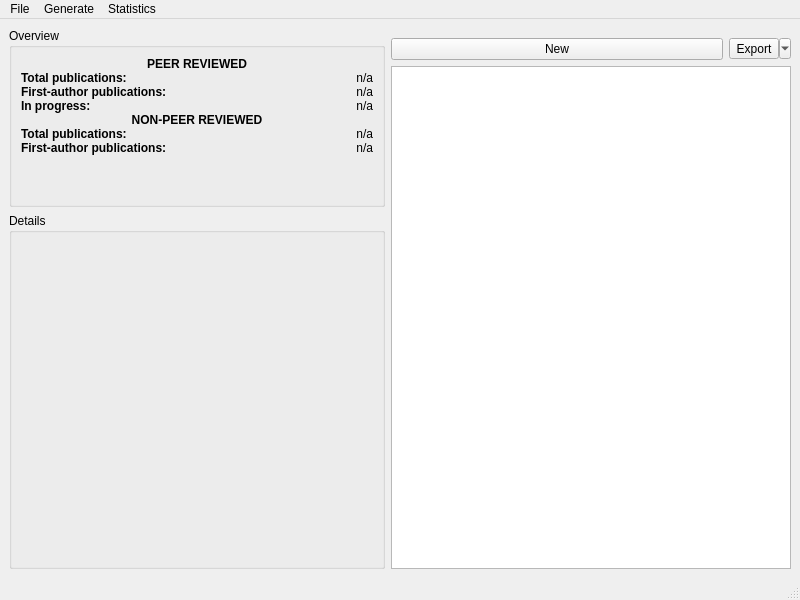
This is ui/MainWindow.ui in hoppe93/PublicationManager as Qt 5 draws it before an edit. The edited form follows.
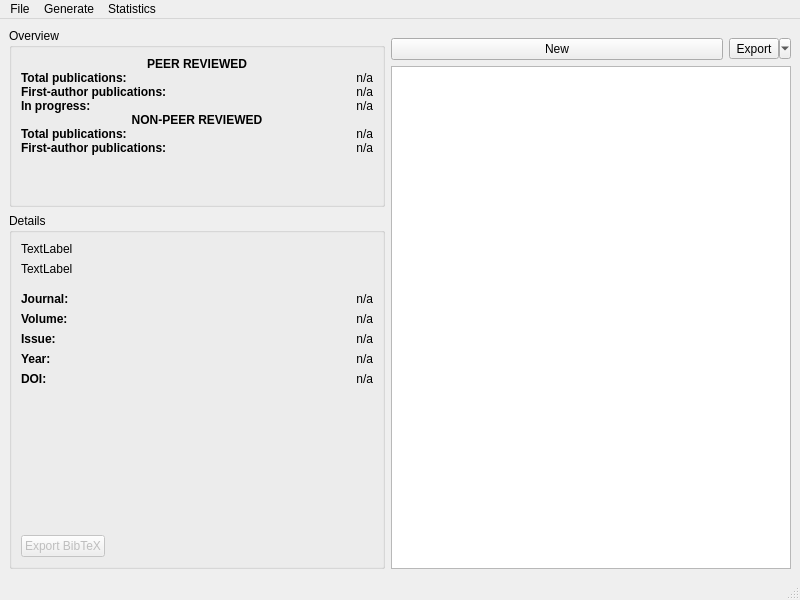
This is the edited form. Icons and pictures are not drawn.

Commit message: Add article details to main window

```diff
--- a/ui/MainWindow.ui
+++ b/ui/MainWindow.ui
@@ -252,6 +252,228 @@
           <property name="title">
            <string>Details</string>
           </property>
+          <layout class="QVBoxLayout" name="verticalLayout_5">
+           <item>
+            <widget class="QLabel" name="lblTitle">
+             <property name="text">
+              <string>TextLabel</string>
+             </property>
+             <property name="wordWrap">
+              <bool>true</bool>
+             </property>
+            </widget>
+           </item>
+           <item>
+            <widget class="QLabel" name="lblAuthors">
+             <property name="text">
+              <string>TextLabel</string>
+             </property>
+            </widget>
+           </item>
+           <item>
+            <layout class="QHBoxLayout" name="horizontalLayout_8">
+             <property name="topMargin">
+              <number>10</number>
+             </property>
+             <item>
+              <widget class="QLabel" name="label_7">
+               <property name="font">
+                <font>
+                 <weight>75</weight>
+                 <bold>true</bold>
+                </font>
+               </property>
+               <property name="text">
+                <string>Journal:</string>
+               </property>
+              </widget>
+             </item>
+             <item>
+              <widget class="QLabel" name="lblJournal">
+               <property name="text">
+                <string>n/a</string>
+               </property>
+               <property name="alignment">
+                <set>Qt::AlignRight|Qt::AlignTrailing|Qt::AlignVCenter</set>
+               </property>
+              </widget>
+             </item>
+            </layout>
+           </item>
+           <item>
+            <layout class="QHBoxLayout" name="horizontalLayout_9">
+             <property name="topMargin">
+              <number>0</number>
+             </property>
+             <item>
+              <widget class="QLabel" name="label_9">
+               <property name="font">
+                <font>
+                 <weight>75</weight>
+                 <bold>true</bold>
+                </font>
+               </property>
+               <property name="text">
+                <string>Volume:</string>
+               </property>
+              </widget>
+             </item>
+             <item>
+              <widget class="QLabel" name="lblVolume">
+               <property name="text">
+                <string>n/a</string>
+               </property>
+               <property name="alignment">
+                <set>Qt::AlignRight|Qt::AlignTrailing|Qt::AlignVCenter</set>
+               </property>
+              </widget>
+             </item>
+            </layout>
+           </item>
+           <item>
+            <layout class="QHBoxLayout" name="horizontalLayout_10">
+             <property name="topMargin">
+              <number>0</number>
+             </property>
+             <item>
+              <widget class="QLabel" name="label_10">
+               <property name="font">
+                <font>
+                 <weight>75</weight>
+                 <bold>true</bold>
+                </font>
+               </property>
+               <property name="text">
+                <string>Issue:</string>
+               </property>
+              </widget>
+             </item>
+             <item>
+              <widget class="QLabel" name="lblIssue">
+               <property name="text">
+                <string>n/a</string>
+               </property>
+               <property name="alignment">
+                <set>Qt::AlignRight|Qt::AlignTrailing|Qt::AlignVCenter</set>
+               </property>
+              </widget>
+             </item>
+            </layout>
+           </item>
+           <item>
+            <layout class="QHBoxLayout" name="horizontalLayout_11">
+             <property name="topMargin">
+              <number>0</number>
+             </property>
+             <item>
+              <widget class="QLabel" name="label_11">
+               <property name="font">
+                <font>
+                 <weight>75</weight>
+                 <bold>true</bold>
+                </font>
+               </property>
+               <property name="text">
+                <string>Year:</string>
+               </property>
+              </widget>
+             </item>
+             <item>
+              <widget class="QLabel" name="lblYear">
+               <property name="text">
+                <string>n/a</string>
+               </property>
+               <property name="alignment">
+                <set>Qt::AlignRight|Qt::AlignTrailing|Qt::AlignVCenter</set>
+               </property>
+              </widget>
+             </item>
+            </layout>
+           </item>
+           <item>
+            <layout class="QHBoxLayout" name="horizontalLayout_12">
+             <property name="topMargin">
+              <number>0</number>
+             </property>
+             <item>
+              <widget class="QLabel" name="label_12">
+               <property name="font">
+                <font>
+                 <weight>75</weight>
+                 <bold>true</bold>
+                </font>
+               </property>
+               <property name="text">
+                <string>DOI:</string>
+               </property>
+              </widget>
+             </item>
+             <item>
+              <widget class="QLabel" name="lblDOI">
+               <property name="text">
+                <string>n/a</string>
+               </property>
+               <property name="textFormat">
+                <enum>Qt::RichText</enum>
+               </property>
+               <property name="alignment">
+                <set>Qt::AlignRight|Qt::AlignTrailing|Qt::AlignVCenter</set>
+               </property>
+               <property name="openExternalLinks">
+                <bool>true</bool>
+               </property>
+              </widget>
+             </item>
+            </layout>
+           </item>
+           <item>
+            <spacer name="verticalSpacer_2">
+             <property name="orientation">
+              <enum>Qt::Vertical</enum>
+             </property>
+             <property name="sizeHint" stdset="0">
+              <size>
+               <width>20</width>
+               <height>40</height>
+              </size>
+             </property>
+            </spacer>
+           </item>
+           <item>
+            <layout class="QHBoxLayout" name="horizontalLayout_13">
+             <property name="topMargin">
+              <number>0</number>
+             </property>
+             <item>
+              <widget class="QPushButton" name="btnBibTeX">
+               <property name="enabled">
+                <bool>false</bool>
+               </property>
+               <property name="text">
+                <string>Export BibTeX</string>
+               </property>
+               <property name="icon">
+                <iconset theme="scanner">
+                 <normaloff>.</normaloff>.</iconset>
+               </property>
+              </widget>
+             </item>
+             <item>
+              <spacer name="horizontalSpacer">
+               <property name="orientation">
+                <enum>Qt::Horizontal</enum>
+               </property>
+               <property name="sizeHint" stdset="0">
+                <size>
+                 <width>40</width>
+                 <height>20</height>
+                </size>
+               </property>
+              </spacer>
+             </item>
+            </layout>
+           </item>
+          </layout>
          </widget>
         </item>
        </layout>
```
The commit also changes 4 other files.
